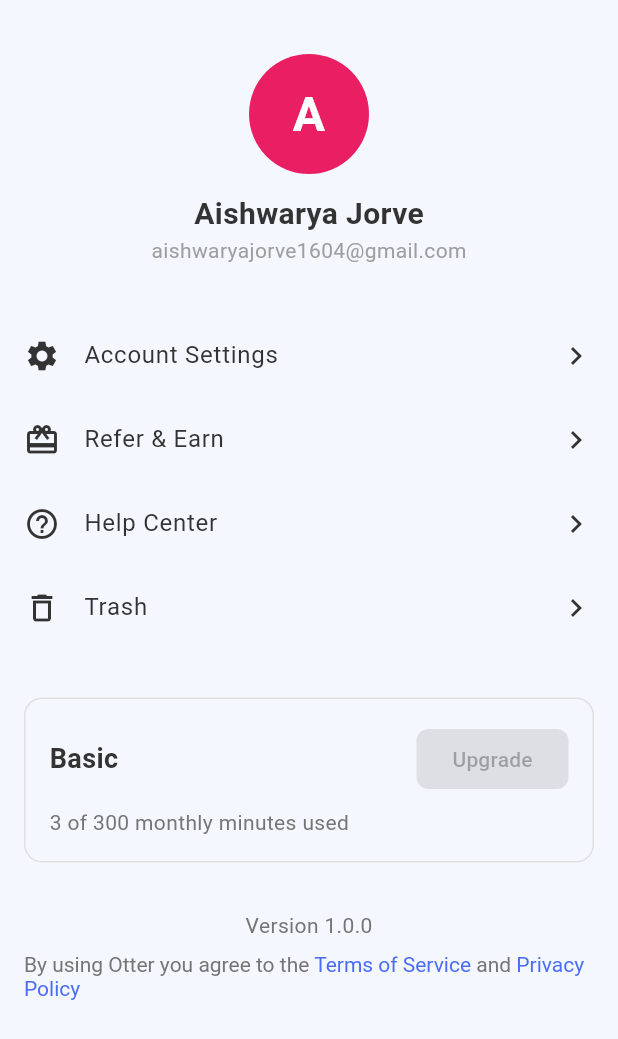
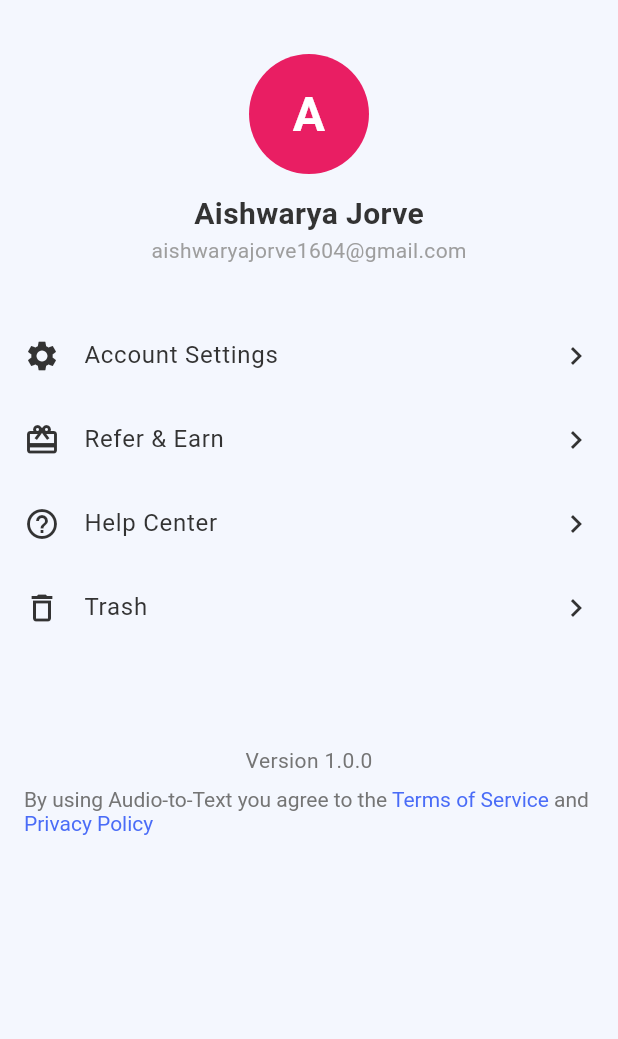
Before and after one commit to AishwaryaJorve/audio_to_text_converter, a Flutter app: the AccountScreen screen opened directly, on a phone screen of 412 x 824 dp. Shown: the top 1039 px of the screen. Run offline on Flutter 3.47's test engine with Material 3 defaults, Android fonts, the light colour scheme and no system bars.

Commit message:
Changes in icons and themes

```diff
--- a/lib/main.dart
+++ b/lib/main.dart
@@ -1,8 +1,8 @@
 import 'package:flutter/material.dart';
 import 'screens/home_screen.dart';
-import 'screens/recording_screen.dart';
-import 'screens/transcription_screen.dart';
-import 'core/theme/app_theme.dart';
+// import 'screens/recording_screen.dart';
+// import 'screens/transcription_screen.dart';
+import 'shared/theme/app_theme.dart';
 
 void main() {
   runApp(MyApp());
--- a/lib/screens/account_screen.dart
+++ b/lib/screens/account_screen.dart
@@ -67,41 +67,41 @@ class AccountScreen extends StatelessWidget {
                 const SizedBox(height: 32),
 
                 // Subscription Card
-                Container(
-                  padding: const EdgeInsets.all(16),
-                  decoration: BoxDecoration(
-                    border: Border.all(color: Colors.grey.shade300),
-                    borderRadius: BorderRadius.circular(12),
-                  ),
-                  child: Column(
-                    crossAxisAlignment: CrossAxisAlignment.start,
-                    children: [
-                      const Row(
-                        mainAxisAlignment: MainAxisAlignment.spaceBetween,
-                        children: [
-                          Text(
-                            'Basic',
-                            style: TextStyle(
-                              fontSize: 18,
-                              fontWeight: FontWeight.bold,
-                            ),
-                          ),
-                          ElevatedButton(
-                            onPressed: null,
-                            child: Text('Upgrade'),
-                          ),
-                        ],
-                      ),
-                      const SizedBox(height: 8),
-                      Text(
-                        '3 of 300 monthly minutes used',
-                        style: TextStyle(
-                          color: Colors.grey.shade600,
-                        ),
-                      ),
-                    ],
-                  ),
-                ),
+                // Container(
+                //   padding: const EdgeInsets.all(16),
+                //   decoration: BoxDecoration(
+                //     border: Border.all(color: Colors.grey.shade300),
+                //     borderRadius: BorderRadius.circular(12),
+                //   ),
+                  // child: Column(
+                  //   crossAxisAlignment: CrossAxisAlignment.start,
+                  //   children: [
+                  //     const Row(
+                  //       mainAxisAlignment: MainAxisAlignment.spaceBetween,
+                  //       children: [
+                  //         Text(
+                  //           'Basic',
+                  //           style: TextStyle(
+                  //             fontSize: 18,
+                  //             fontWeight: FontWeight.bold,
+                  //           ),
+                  //         ),
+                  //         ElevatedButton(
+                  //           onPressed: null,
+                  //           child: Text('Upgrade'),
+                  //         ),
+                  //       ],
+                  //     ),
+                  //     const SizedBox(height: 8),
+                  //     Text(
+                  //       '3 of 300 monthly minutes used',
+                  //       style: TextStyle(
+                  //         color: Colors.grey.shade600,
+                  //       ),
+                  //     ),
+                  //   ],
+                  // ),
+                // ),
                 const SizedBox(height: 32),
 
                 // Version and Terms
@@ -114,7 +114,7 @@ class AccountScreen extends StatelessWidget {
                   text: TextSpan(
                     style: TextStyle(color: Colors.grey.shade600),
                     children: [
-                      const TextSpan(text: 'By using Otter you agree to the '),
+                      const TextSpan(text: 'By using Audio-to-Text you agree to the '),
                       TextSpan(
                         text: 'Terms of Service',
                         style: TextStyle(color: Theme.of(context).primaryColor),
--- a/lib/screens/recording_screen.dart
+++ b/lib/screens/recording_screen.dart
@@ -1,4 +1,5 @@
 import 'package:flutter/material.dart';
+import '../constants/icons/app_icons.dart';
 
 class RecordingScreen extends StatefulWidget {
   const RecordingScreen({Key? key}) : super(key: key);
@@ -99,7 +100,7 @@ class _RecordingScreenState extends State<RecordingScreen> {
             _isRecording = !_isRecording;
           });
         },
-        child: Icon(_isRecording ? Icons.stop : Icons.mic),
+        child: Icon(_isRecording ? AppIcons.stop : AppIcons.mic),
       ),
     );
   }
```
Also changed, not shown: lib/constants/icons/app_icons.dart (added, +21 -0 lines), lib/shared/widgets/bottom_navigation.dart (+4 -3 lines), lib/shared/theme/app_colors.dart (renamed from lib/core/theme/app_colors.dart), lib/shared/theme/app_theme.dart (renamed from lib/core/theme/app_theme.dart), 1 other file.
